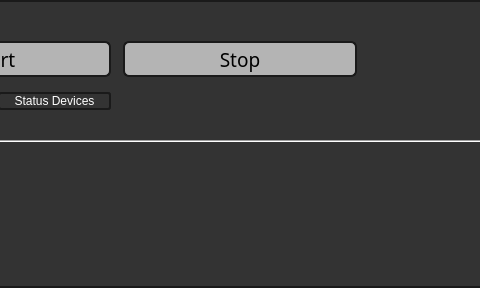
Old version of the form multibench/widgets/groupwidget.ui in the repository IlyaZh/Maiman-MCBS; both pictures show x 138 to 618 and y 0 to 288 of the 987 by 288 pixel window.
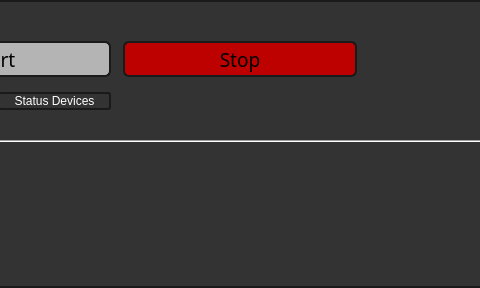
New version of the form.

```diff
--- a/multibench/widgets/groupwidget.ui
+++ b/multibench/widgets/groupwidget.ui
@@ -201,7 +201,7 @@
       <string notr="true">border: 2px solid rgb(26,26,26); 
 border-radius: 6px; 
 color: rgb(0,0,0); 
-background: rgb(180,180,180); </string>
+background: rgb(189,0,0); </string>
      </property>
      <property name="text">
       <string>Stop</string>
```
